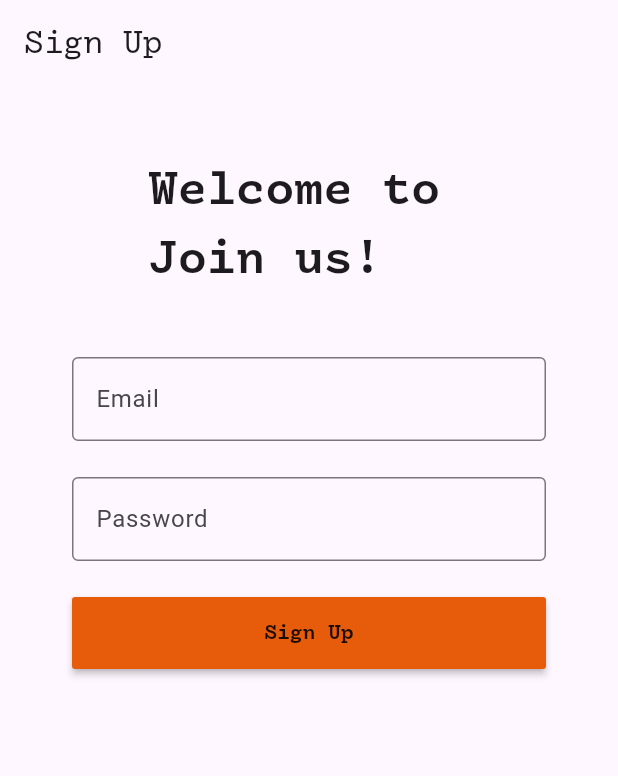
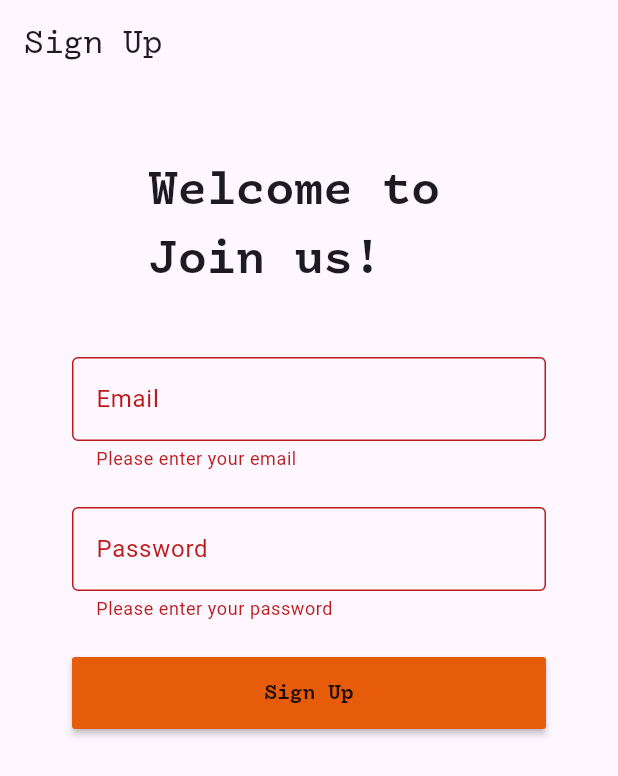
Before and after one commit to dodiforth/bio_order_flutter, a Flutter app: the SignUpScreen screen opened by its route, after a tap on "Sign Up", on a phone screen of 412 x 824 dp. Shown: the top 776 px of the screen. Run offline on Flutter 3.47's test engine with Material 3 defaults, Android fonts, the phone set to English and light mode, and no system bars; our stand-ins replace cloud_firestore, dots_indicator, firebase_auth, firebase_core, firebase_storage, freezed_annotation and 1 more; missing offline and left inert: firebase_app_check; accounts and stored records are empty; generated files the repository leaves out were written again.

Commit message:
Feat : Add Sign Up feature with Firebase

```diff
--- a/lib/login/signup_screen.dart
+++ b/lib/login/signup_screen.dart
@@ -1,5 +1,8 @@
+import 'package:cloud_firestore/cloud_firestore.dart';
 import 'package:e_product_order_flutter/common/theme/custom_colors.dart';
+import 'package:firebase_auth/firebase_auth.dart';
 import 'package:flutter/material.dart';
+import 'package:go_router/go_router.dart';
 
 class SignUpScreen extends StatefulWidget {
   const SignUpScreen({super.key});
@@ -14,6 +17,30 @@ class _SignUpScreenState extends State<SignUpScreen> {
   TextEditingController emailTextController = TextEditingController();
   TextEditingController pwdTextController = TextEditingController();
 
+  Future<bool> signUp(String emailAddress, String password) async {
+    try {
+      final credential = await FirebaseAuth.instance
+          .createUserWithEmailAndPassword(
+              email: emailAddress, password: password);
+      FirebaseFirestore.instance.collection("users").add({
+        "uid": credential.user?.uid ?? "",
+        "email": credential.user?.email ?? "",
+      });
+      return true;
+    } on FirebaseAuthException catch (e) {
+      if (e.code == 'weak-password') {
+        print("weak password");
+        return false;
+      } else if (e.code == 'email-already-in-use') {
+        print("email already in use");
+        return false;
+      }
+      return false;
+    } catch (e) {
+      return false;
+    }
+  }
+
   @override
   Widget build(BuildContext context) {
     return Scaffold(
@@ -24,6 +51,7 @@ class _SignUpScreenState extends State<SignUpScreen> {
         body: SafeArea(
           child: Padding(
             padding: EdgeInsets.all(48.0),
+            child: SingleChildScrollView(
               child: Column(
                 children: [
                   Text(
@@ -77,14 +105,45 @@ class _SignUpScreenState extends State<SignUpScreen> {
                     height: 24,
                   ),
                   MaterialButton(
-                  onPressed: () {},
+                    onPressed: () async {
+                      if (_formKey.currentState!.validate()) {
+                        _formKey.currentState!.save();
+                        final result = await signUp(
+                          emailTextController.text.trim(),
+                          pwdTextController.text.trim(),
+                        );
+                        if (result) {
+                          if (context.mounted) {
+                            ScaffoldMessenger.of(context).showSnackBar(
+                              SnackBar(
+                                content: Text("Sign Up Successful"),
+                              ),
+                            );
+                            context.go("/login");
+                          }
+                        } else {
+                          if (context.mounted) {
+                            ScaffoldMessenger.of(context).showSnackBar(
+                              SnackBar(
+                                content: Text("Sign Up Failed"),
+                              ),
+                            );
+                          }
+                        }
+                      }
+                    },
                     height: 48,
                     minWidth: double.infinity,
                     color: CustomThemeColors.primary,
-                  child: Text("Sign Up",
-                  style: TextStyle(fontFamily: "DraftingMono",fontWeight: FontWeight.w600),),
+                    child: Text(
+                      "Sign Up",
+                      style: TextStyle(
+                          fontFamily: "DraftingMono",
+                          fontWeight: FontWeight.w600),
+                    ),
                   ),
                 ],
+              ),
             ),
           ),
         ));
--- a/pubspec.yaml
+++ b/pubspec.yaml
@@ -27,6 +27,7 @@ dependencies:
   firebase_auth: ^4.6.3
   cloud_firestore: ^4.8.1
   firebase_storage: ^11.2.3
+  firebase_app_check: ^0.2.1+17
 
 dev_dependencies:
   flutter_test:
```
Also changed, not shown: lib/login/login_screen.dart (+18 -5 lines), lib/main.dart (+26 -4 lines), firebase.json, pubspec.lock, 2 other files. Lines whose indentation alone changed are shown as unchanged.
